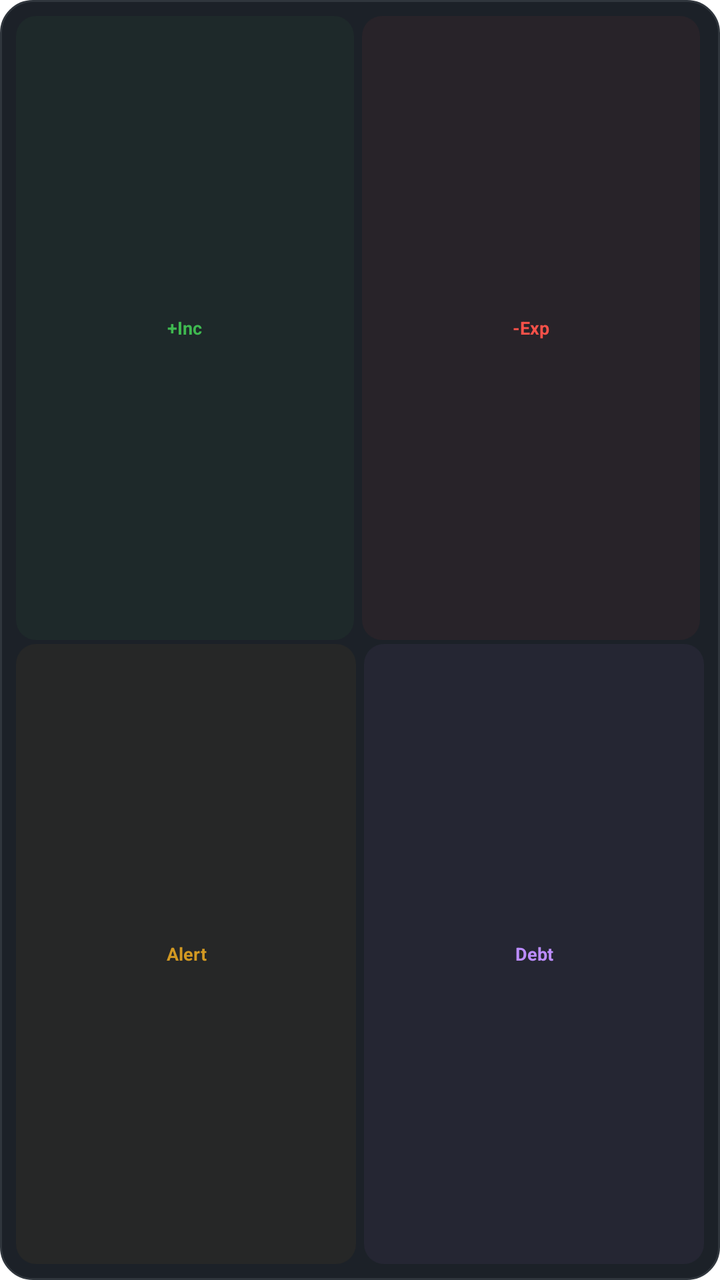
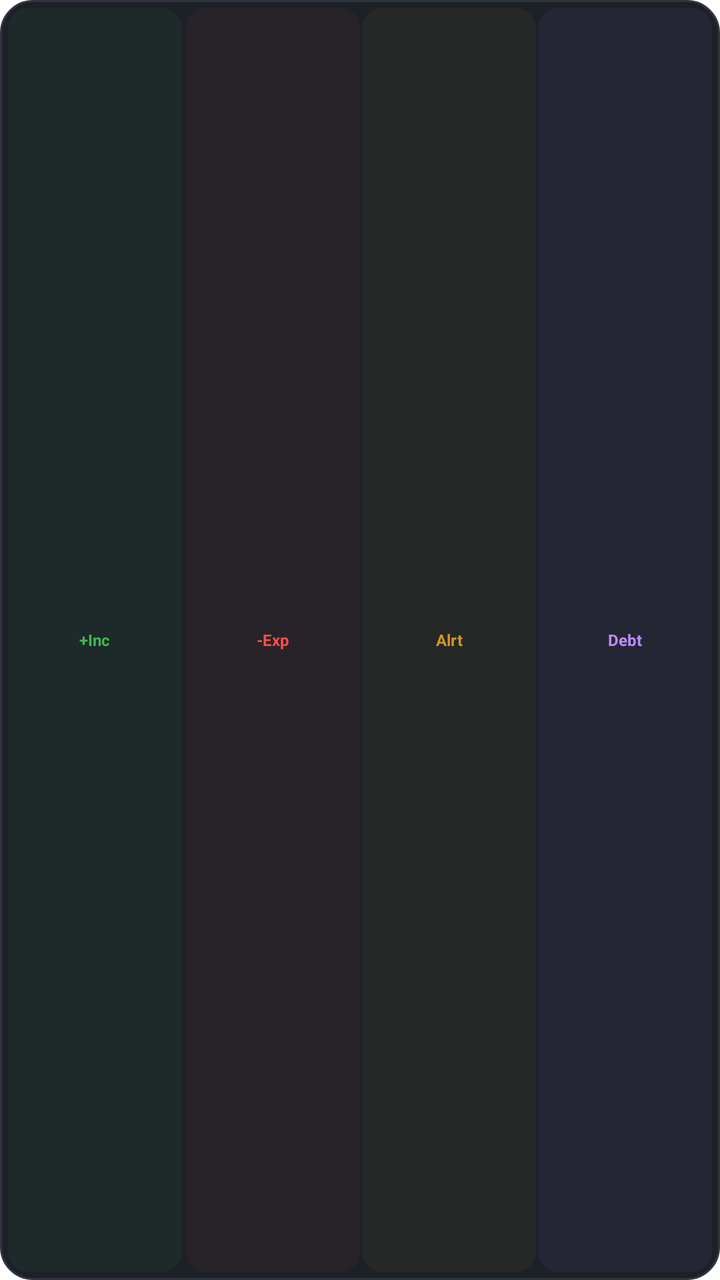

Before-and-after screenshots of an Android layout around one commit, followed by the original layout XML and the change that was made.
<!-- AndroidManifest.xml: fallback theme Theme.MaterialComponents.DayNight.NoActionBar -->
<!-- res/layout/widget_quick_actions.xml -->
<?xml version="1.0" encoding="utf-8"?>
<LinearLayout xmlns:android="http://schemas.android.com/apk/res/android"
    android:layout_width="match_parent"
    android:layout_height="match_parent"
    android:orientation="vertical"
    android:padding="8dp"
    android:background="@drawable/widget_background">

    <LinearLayout
        android:layout_width="match_parent"
        android:layout_height="0dp"
        android:layout_weight="1"
        android:orientation="horizontal">

        <TextView
            android:id="@+id/btn_add_income"
            android:layout_width="0dp"
            android:layout_height="match_parent"
            android:layout_weight="1"
            android:layout_marginEnd="2dp"
            android:background="@drawable/widget_chip_green"
            android:padding="4dp"
            android:text="+Inc"
            android:textColor="#3FB950"
            android:textSize="9sp"
            android:textStyle="bold"
            android:gravity="center" />

        <TextView
            android:id="@+id/btn_add_expense"
            android:layout_width="0dp"
            android:layout_height="match_parent"
            android:layout_weight="1"
            android:layout_marginStart="2dp"
            android:layout_marginEnd="2dp"
            android:background="@drawable/widget_chip_red"
            android:padding="4dp"
            android:text="-Exp"
            android:textColor="#F85149"
            android:textSize="9sp"
            android:textStyle="bold"
            android:gravity="center" />
    </LinearLayout>

    <LinearLayout
        android:layout_width="match_parent"
        android:layout_height="0dp"
        android:layout_weight="1"
        android:orientation="horizontal">

        <TextView
            android:id="@+id/btn_add_alert"
            android:layout_width="0dp"
            android:layout_height="match_parent"
            android:layout_weight="1"
            android:layout_marginEnd="2dp"
            android:layout_marginTop="2dp"
            android:background="@drawable/widget_chip_orange"
            android:padding="4dp"
            android:text="Alert"
            android:textColor="#D29922"
            android:textSize="9sp"
            android:textStyle="bold"
            android:gravity="center" />

        <TextView
            android:id="@+id/btn_add_debt"
            android:layout_width="0dp"
            android:layout_height="match_parent"
            android:layout_weight="1"
            android:layout_marginStart="2dp"
            android:layout_marginTop="2dp"
            android:background="@drawable/widget_chip_purple"
            android:padding="4dp"
            android:text="Debt"
            android:textColor="#BC8CFF"
            android:textSize="9sp"
            android:textStyle="bold"
            android:gravity="center" />
    </LinearLayout>

</LinearLayout>
<!-- resources referenced by this layout -->
<resources>
  <!-- drawable widget_background (drawable) -->
  <?xml version="1.0" encoding="utf-8"?>
  <shape xmlns:android="http://schemas.android.com/apk/res/android"
      android:shape="rectangle">
      <solid android:color="#1C2128" />
      <corners android:radius="16dp" />
      <stroke android:width="1dp" android:color="#30363D" />
  </shape>
  <!-- drawable widget_chip_green (drawable) -->
  <?xml version="1.0" encoding="utf-8"?>
  <shape xmlns:android="http://schemas.android.com/apk/res/android" android:shape="rectangle">
      <solid android:color="#0D3FB950" />
      <corners android:radius="10dp" />
  </shape>
  <!-- drawable widget_chip_orange (drawable) -->
  <?xml version="1.0" encoding="utf-8"?>
  <shape xmlns:android="http://schemas.android.com/apk/res/android" android:shape="rectangle">
      <solid android:color="#0DD29922" />
      <corners android:radius="10dp" />
  </shape>
  <!-- drawable widget_chip_purple (drawable) -->
  <?xml version="1.0" encoding="utf-8"?>
  <shape xmlns:android="http://schemas.android.com/apk/res/android" android:shape="rectangle">
      <solid android:color="#0DBC8CFF" />
      <corners android:radius="10dp" />
  </shape>
  <!-- drawable widget_chip_red (drawable) -->
  <?xml version="1.0" encoding="utf-8"?>
  <shape xmlns:android="http://schemas.android.com/apk/res/android" android:shape="rectangle">
      <solid android:color="#0DF85149" />
      <corners android:radius="10dp" />
  </shape>
</resources>

<!-- the commit's change to res/layout/widget_quick_actions.xml (unified diff, before → after) -->
@@ -3,7 +3,7 @@
     android:layout_width="match_parent"
     android:layout_height="match_parent"
     android:orientation="vertical"
-    android:padding="8dp"
+    android:padding="4dp"
     android:background="@drawable/widget_background">
 
     <LinearLayout
@@ -17,12 +17,12 @@
             android:layout_width="0dp"
             android:layout_height="match_parent"
             android:layout_weight="1"
-            android:layout_marginEnd="2dp"
+            android:layout_marginEnd="1dp"
             android:background="@drawable/widget_chip_green"
-            android:padding="4dp"
+            android:padding="2dp"
             android:text="+Inc"
             android:textColor="#3FB950"
-            android:textSize="9sp"
+            android:textSize="8sp"
             android:textStyle="bold"
             android:gravity="center" />
 
@@ -31,35 +31,26 @@
             android:layout_width="0dp"
             android:layout_height="match_parent"
             android:layout_weight="1"
-            android:layout_marginStart="2dp"
-            android:layout_marginEnd="2dp"
+            android:layout_marginStart="1dp"
             android:background="@drawable/widget_chip_red"
-            android:padding="4dp"
+            android:padding="2dp"
             android:text="-Exp"
             android:textColor="#F85149"
-            android:textSize="9sp"
+            android:textSize="8sp"
             android:textStyle="bold"
             android:gravity="center" />
-    </LinearLayout>
-
-    <LinearLayout
-        android:layout_width="match_parent"
-        android:layout_height="0dp"
-        android:layout_weight="1"
-        android:orientation="horizontal">
 
         <TextView
             android:id="@+id/btn_add_alert"
             android:layout_width="0dp"
             android:layout_height="match_parent"
             android:layout_weight="1"
-            android:layout_marginEnd="2dp"
-            android:layout_marginTop="2dp"
+            android:layout_marginStart="1dp"
             android:background="@drawable/widget_chip_orange"
-            android:padding="4dp"
-            android:text="Alert"
+            android:padding="2dp"
+            android:text="Alrt"
             android:textColor="#D29922"
-            android:textSize="9sp"
+            android:textSize="8sp"
             android:textStyle="bold"
             android:gravity="center" />
 
@@ -68,13 +59,12 @@
             android:layout_width="0dp"
             android:layout_height="match_parent"
             android:layout_weight="1"
-            android:layout_marginStart="2dp"
-            android:layout_marginTop="2dp"
+            android:layout_marginStart="1dp"
             android:background="@drawable/widget_chip_purple"
-            android:padding="4dp"
+            android:padding="2dp"
             android:text="Debt"
             android:textColor="#BC8CFF"
-            android:textSize="9sp"
+            android:textSize="8sp"
             android:textStyle="bold"
             android:gravity="center" />
     </LinearLayout>
